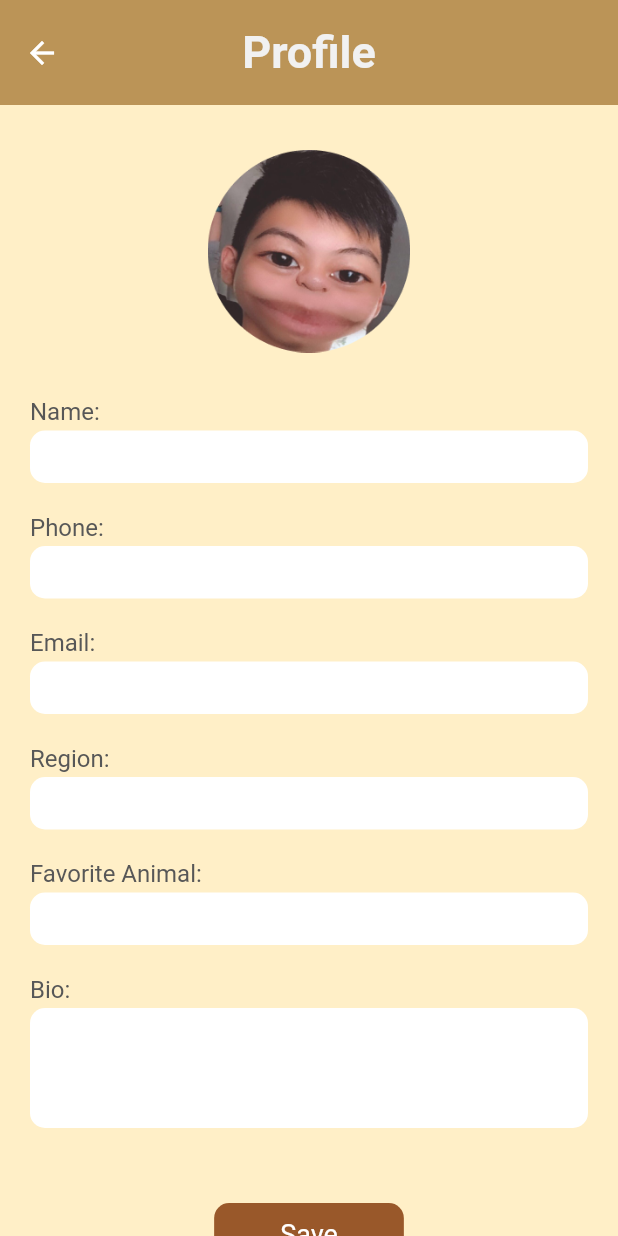
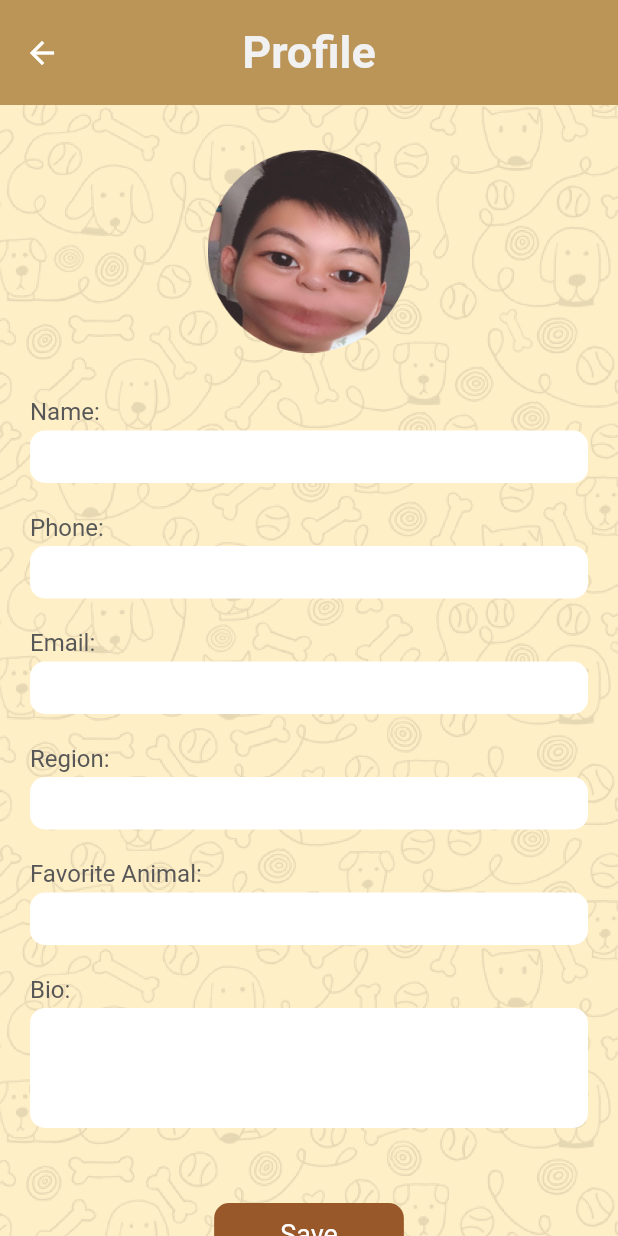
Before and after one commit to axelnegara07/CapTivity, a Flutter app: the ProfilePage screen opened directly, on a phone screen of 412 x 824 dp. Run offline on Flutter 3.47's test engine with Material 2 defaults, Android fonts, the phone set to English and light mode, and no system bars; our stand-ins replace google_fonts, image_picker; missing offline and left inert: dart:ffi.

Commit message:
Update profile-page.dart

```diff
--- a/tubes_uid/lib/profile-page.dart
+++ b/tubes_uid/lib/profile-page.dart
@@ -21,15 +21,7 @@ class _ProfilePageState extends State<ProfilePage> {
 
   @override
   Widget build(BuildContext context) {
-    return Stack(
-      children: [
-        // Image.asset(
-        //   "assets/doodle.png",
-        // height: MediaQuery.of(context).size.height,
-        // width: MediaQuery.of(context).size.width,
-        //   fit: BoxFit.cover,
-        // ),
-        Scaffold(
+    return Scaffold(
       resizeToAvoidBottomInset: false,
       backgroundColor: Color(0xFFFFEFC7),
       appBar: AppBar(
@@ -47,7 +39,15 @@ class _ProfilePageState extends State<ProfilePage> {
         backgroundColor: Color(0xFFBB9457),
         elevation: 0,
       ),
-          body: SingleChildScrollView(
+      body: Container(
+        decoration: BoxDecoration(
+          image: DecorationImage(
+              image: AssetImage(
+                "assets/doodle.png",
+              ),
+              fit: BoxFit.cover),
+        ),
+        child: SingleChildScrollView(
           child: Column(
             crossAxisAlignment: CrossAxisAlignment.start,
             children: [
@@ -74,8 +74,7 @@ class _ProfilePageState extends State<ProfilePage> {
                     ),
                     Text(
                       "Name:",
-                        style:
-                            TextStyle(fontSize: 16, color: Color(0xFF575757)),
+                      style: TextStyle(fontSize: 16, color: Color(0xFF575757)),
                     ),
                     SizedBox(
                       height: 3,
@@ -101,8 +100,7 @@ class _ProfilePageState extends State<ProfilePage> {
                     ),
                     Text(
                       "Phone:",
-                        style:
-                            TextStyle(fontSize: 16, color: Color(0xFF575757)),
+                      style: TextStyle(fontSize: 16, color: Color(0xFF575757)),
                     ),
                     SizedBox(
                       height: 3,
@@ -128,8 +126,7 @@ class _ProfilePageState extends State<ProfilePage> {
                     ),
                     Text(
                       "Email:",
-                        style:
-                            TextStyle(fontSize: 16, color: Color(0xFF575757)),
+                      style: TextStyle(fontSize: 16, color: Color(0xFF575757)),
                     ),
                     SizedBox(
                       height: 3,
@@ -155,8 +152,7 @@ class _ProfilePageState extends State<ProfilePage> {
                     ),
                     Text(
                       "Region:",
-                        style:
-                            TextStyle(fontSize: 16, color: Color(0xFF575757)),
+                      style: TextStyle(fontSize: 16, color: Color(0xFF575757)),
                     ),
                     SizedBox(
                       height: 3,
@@ -182,8 +178,7 @@ class _ProfilePageState extends State<ProfilePage> {
                     ),
                     Text(
                       "Favorite Animal:",
-                        style:
-                            TextStyle(fontSize: 16, color: Color(0xFF575757)),
+                      style: TextStyle(fontSize: 16, color: Color(0xFF575757)),
                     ),
                     SizedBox(
                       height: 3,
@@ -209,8 +204,7 @@ class _ProfilePageState extends State<ProfilePage> {
                     ),
                     Text(
                       "Bio:",
-                        style:
-                            TextStyle(fontSize: 16, color: Color(0xFF575757)),
+                      style: TextStyle(fontSize: 16, color: Color(0xFF575757)),
                     ),
                     SizedBox(
                       height: 3,
@@ -245,8 +239,8 @@ class _ProfilePageState extends State<ProfilePage> {
                                 borderRadius: BorderRadius.circular(10)),
                             child: Text(
                               "Save",
-                                style: TextStyle(
-                                    fontSize: 18, color: Colors.white),
+                              style:
+                                  TextStyle(fontSize: 18, color: Colors.white),
                             ),
                           ),
                           // onTap: () {
@@ -271,7 +265,6 @@ class _ProfilePageState extends State<ProfilePage> {
           ),
         ),
       ),
-      ],
     );
   }
 }
```
Lines whose indentation alone changed are shown as unchanged.
